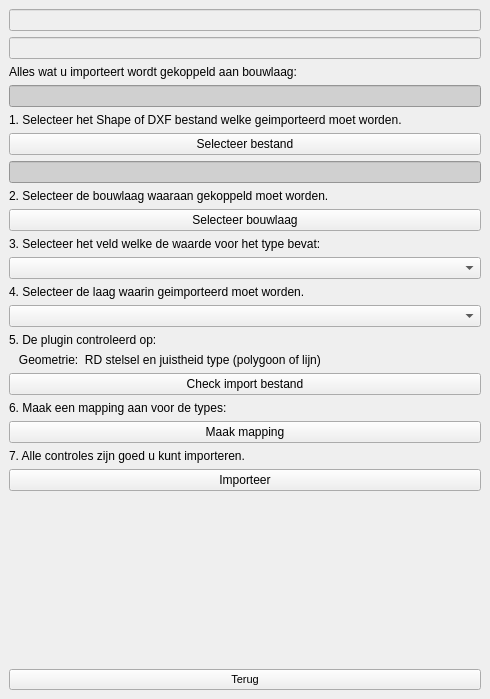
OIV-NL-QGIS/QGIS_project, file plugin/oiv/bag_pand/oiv_import_file_widget.ui: the form before one commit.
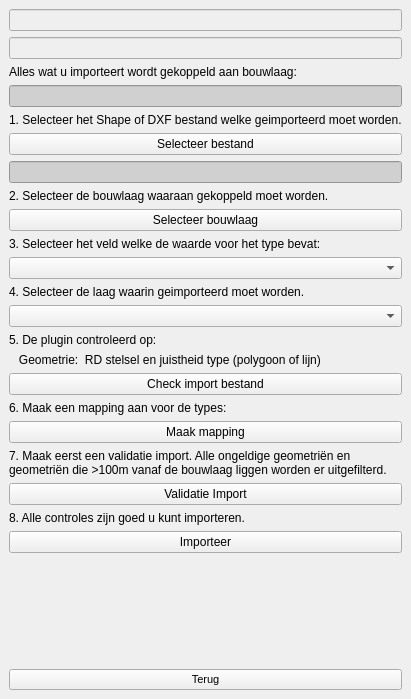
The form after the commit.

Commit message:
validate geometry DXF import before import (#142)
- split DXF import geometries in valid and invalid.
- Invalid: lines <2 points, ploygon <3 points
- Invalid: distance from bouwlaag centroid to geometry > 100m
- added functionality to interface
resolves #135 resolves #134

Patch:
```diff
--- a/plugin/oiv/bag_pand/oiv_import_file_widget.ui
+++ b/plugin/oiv/bag_pand/oiv_import_file_widget.ui
@@ -6,7 +6,7 @@
    <rect>
     <x>0</x>
     <y>0</y>
-    <width>490</width>
+    <width>374</width>
     <height>699</height>
    </rect>
   </property>
@@ -143,7 +143,24 @@
       <item>
        <widget class="QLabel" name="label7">
         <property name="text">
-         <string>7. Alle controles zijn goed u kunt importeren.</string>
+         <string>7. Maak eerst een validatie import. Alle ongeldige geometriën en geometriën die &gt;100m vanaf de bouwlaag liggen worden er uitgefilterd.</string>
+        </property>
+        <property name="wordWrap">
+         <bool>true</bool>
+        </property>
+       </widget>
+      </item>
+      <item>
+       <widget class="QPushButton" name="validatie_import">
+        <property name="text">
+         <string>Validatie Import</string>
+        </property>
+       </widget>
+      </item>
+      <item>
+       <widget class="QLabel" name="label8">
+        <property name="text">
+         <string>8. Alle controles zijn goed u kunt importeren.</string>
         </property>
        </widget>
       </item>
```
The commit also changes 3 other files.
